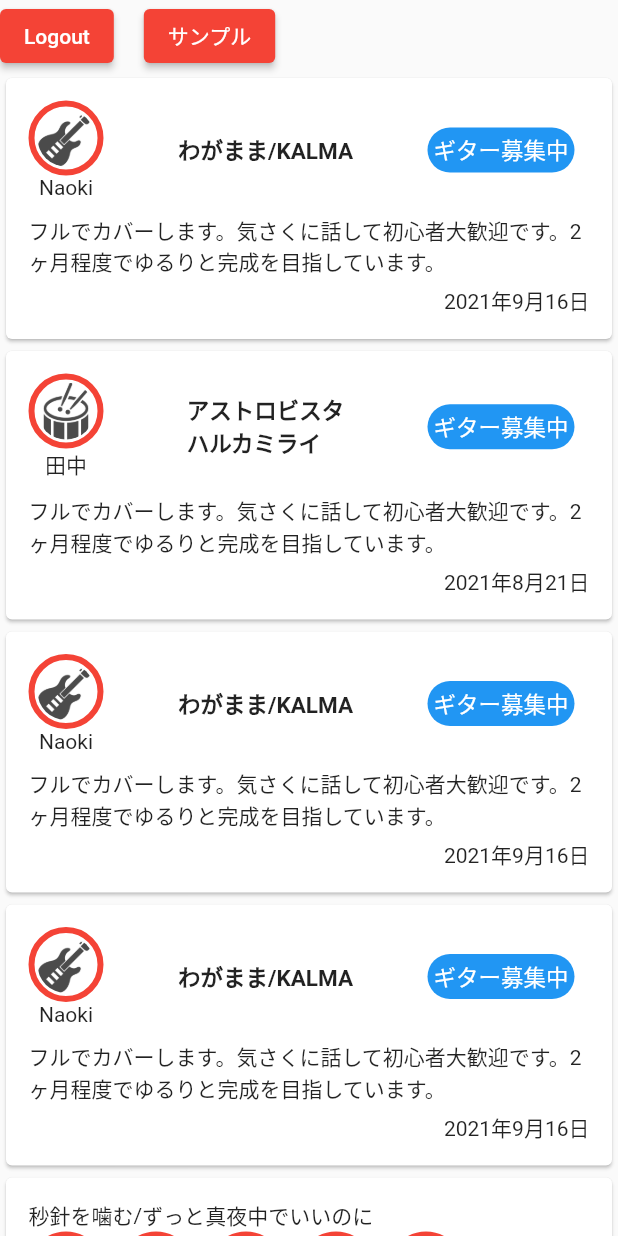
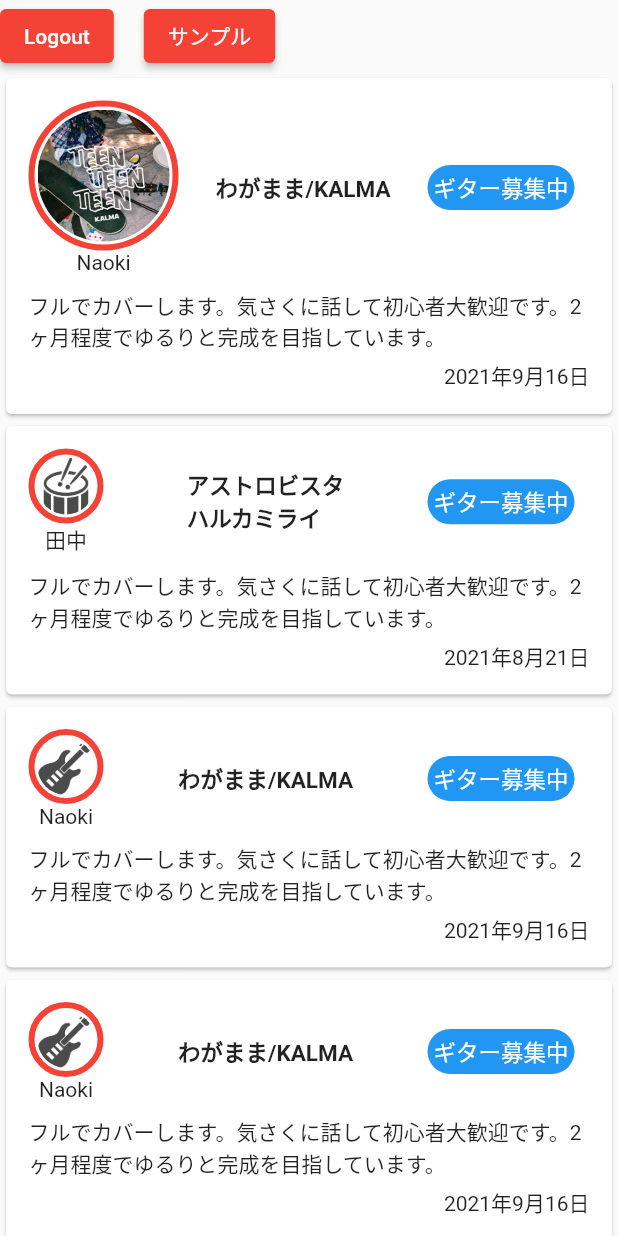
Before and after one commit to naokikubo2/BandcollaboApp, a Flutter app: the HomePage screen opened by its route, on a phone screen of 412 x 824 dp. Run offline on Flutter 3.47's test engine with Material 2 defaults, Android fonts, the phone set to English and light mode, and no system bars; our stand-ins replace cloud_firestore, firebase_auth, firebase_core, firebase_storage, google_sign_in, image_picker; accounts and stored records are empty.

Commit message:
create mock ver2 #7

```diff
--- a/lib/View/home/home_page.dart
+++ b/lib/View/home/home_page.dart
@@ -52,11 +52,11 @@ class HomePage extends StatelessWidget {
                                 children: [
                                   Container(
                                     padding: EdgeInsets.all(2),
-                                    width: 50,
-                                    height: 50,
+                                    width: 100,
+                                    height: 100,
                                     child: CircleAvatar(
                                       radius: 35,
-                                      backgroundImage: AssetImage('images/guitar.png'),
+                                      backgroundImage: AssetImage('images/KALMA.jpeg'),
                                       backgroundColor: Colors.white,
                                     ),
                                     decoration: new BoxDecoration(
```
Also changed, not shown: images/KALMA.jpeg (added).
